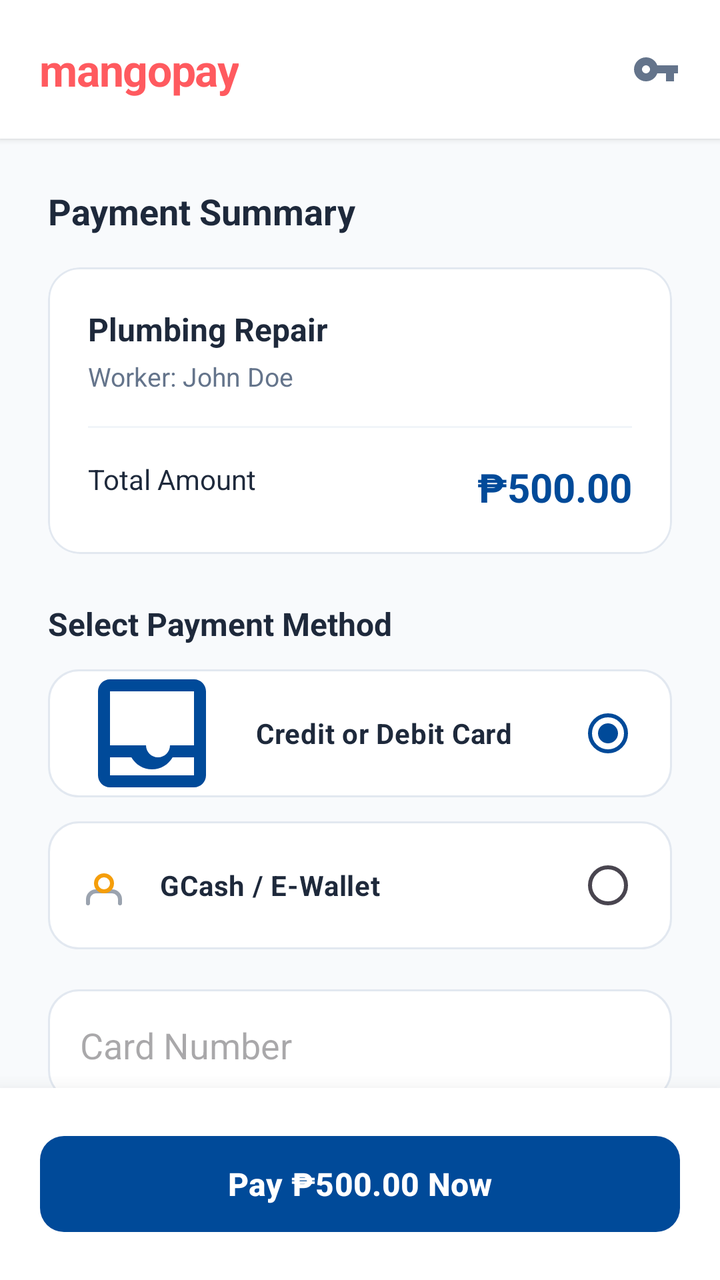
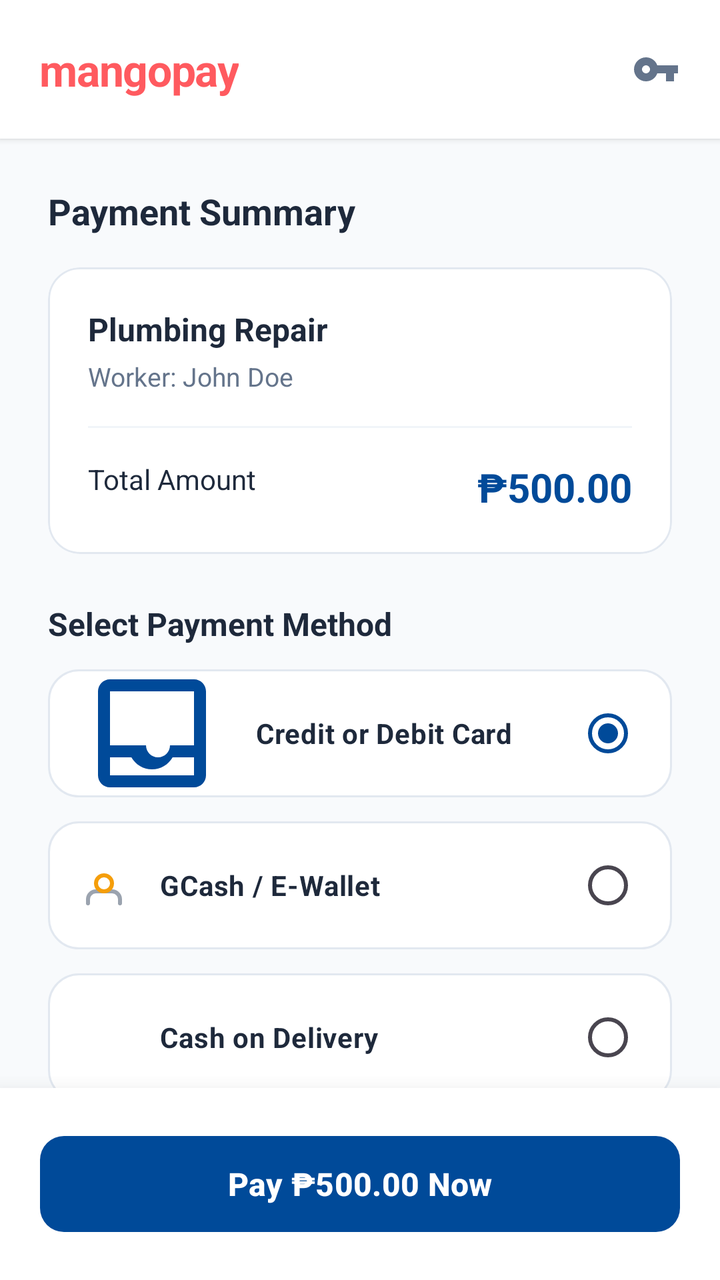

Screens rendered from an Android XML layout before and after an edit, with the pre-edit source and the edit as a unified diff.
<!-- AndroidManifest.xml: application theme Theme.STRACT -->
<!-- res/layout/activity_payment.xml -->
<?xml version="1.0" encoding="utf-8"?>
<LinearLayout xmlns:android="http://schemas.android.com/apk/res/android"
    xmlns:app="http://schemas.android.com/apk/res-auto"
    xmlns:tools="http://schemas.android.com/tools"
    android:layout_width="match_parent"
    android:layout_height="match_parent"
    android:orientation="vertical"
    android:background="#F8FAFC">

    
    <LinearLayout
        android:layout_width="match_parent"
        android:layout_height="wrap_content"
        android:background="#FFFFFF"
        android:padding="20dp"
        android:gravity="center_vertical"
        android:elevation="2dp">

        <TextView
            android:layout_width="wrap_content"
            android:layout_height="wrap_content"
            android:text="mangopay"
            android:textColor="#FF5A5F"
            android:textSize="22sp"
            android:textStyle="bold"
            android:letterSpacing="-0.02"/>

        <View
            android:layout_width="0dp"
            android:layout_height="0dp"
            android:layout_weight="1"/>

        <ImageView
            android:layout_width="24dp"
            android:layout_height="24dp"
            android:src="@drawable/ic_key"
            app:tint="#64748B"
            android:contentDescription="Secure Payment"/>
    </LinearLayout>

    <androidx.core.widget.NestedScrollView
        android:layout_width="match_parent"
        android:layout_height="0dp"
        android:layout_weight="1">

        <LinearLayout
            android:layout_width="match_parent"
            android:layout_height="wrap_content"
            android:orientation="vertical"
            android:padding="24dp">

            
            <TextView
                android:layout_width="wrap_content"
                android:layout_height="wrap_content"
                android:text="Payment Summary"
                android:textColor="#1E293B"
                android:textSize="18sp"
                android:textStyle="bold"
                android:layout_marginBottom="16dp"/>

            <com.google.android.material.card.MaterialCardView
                android:layout_width="match_parent"
                android:layout_height="wrap_content"
                app:cardCornerRadius="16dp"
                app:cardElevation="0dp"
                app:strokeWidth="1dp"
                app:strokeColor="#E2E8F0"
                app:cardBackgroundColor="#FFFFFF"
                android:layout_marginBottom="24dp">

                <LinearLayout
                    android:layout_width="match_parent"
                    android:layout_height="wrap_content"
                    android:orientation="vertical"
                    android:padding="20dp">

                    <TextView
                        android:id="@+id/tvPaymentJobTitle"
                        android:layout_width="wrap_content"
                        android:layout_height="wrap_content"
                        android:text="Plumbing Repair"
                        android:textColor="#1E293B"
                        android:textSize="16sp"
                        android:textStyle="bold"/>

                    <TextView
                        android:id="@+id/tvPaymentWorkerName"
                        android:layout_width="wrap_content"
                        android:layout_height="wrap_content"
                        android:text="Worker: John Doe"
                        android:textColor="#64748B"
                        android:textSize="13sp"
                        android:layout_marginTop="4dp"/>

                    <View
                        android:layout_width="match_parent"
                        android:layout_height="1dp"
                        android:background="#F1F5F9"
                        android:layout_marginVertical="16dp"/>

                    <RelativeLayout
                        android:layout_width="match_parent"
                        android:layout_height="wrap_content">
                        <TextView
                            android:layout_width="wrap_content"
                            android:layout_height="wrap_content"
                            android:text="Total Amount"
                            android:textColor="#1E293B"
                            android:textSize="14sp"/>
                        <TextView
                            android:id="@+id/tvPaymentAmount"
                            android:layout_width="wrap_content"
                            android:layout_height="wrap_content"
                            android:layout_alignParentEnd="true"
                            android:text="₱500.00"
                            android:textColor="#004A99"
                            android:textSize="20sp"
                            android:textStyle="bold"/>
                    </RelativeLayout>
                </LinearLayout>
            </com.google.android.material.card.MaterialCardView>

            
            <TextView
                android:layout_width="wrap_content"
                android:layout_height="wrap_content"
                android:text="Select Payment Method"
                android:textColor="#1E293B"
                android:textSize="16sp"
                android:textStyle="bold"
                android:layout_marginBottom="12dp"/>

            <RadioGroup
                android:id="@+id/rgPaymentMethods"
                android:layout_width="match_parent"
                android:layout_height="wrap_content">

                <RadioButton
                    android:id="@+id/rbCard"
                    android:layout_width="match_parent"
                    android:layout_height="64dp"
                    android:text="Credit or Debit Card"
                    android:button="@null"
                    android:drawableStart="@drawable/ic_inbox"
                    android:drawablePadding="16dp"
                    android:drawableEnd="?android:attr/listChoiceIndicatorSingle"
                    android:paddingHorizontal="16dp"
                    android:background="@drawable/bg_card"
                    android:layout_marginBottom="12dp"
                    android:textColor="#1E293B"
                    android:textStyle="bold"
                    android:checked="true"
                    app:buttonTint="#004A99"/>

                <RadioButton
                    android:id="@+id/rbGCash"
                    android:layout_width="match_parent"
                    android:layout_height="64dp"
                    android:text="GCash / E-Wallet"
                    android:button="@null"
                    android:drawableStart="@drawable/ic_nav_account"
                    android:drawablePadding="16dp"
                    android:drawableEnd="?android:attr/listChoiceIndicatorSingle"
                    android:paddingHorizontal="16dp"
                    android:background="@drawable/bg_card"
                    android:layout_marginBottom="12dp"
                    android:textColor="#1E293B"
                    android:textStyle="bold"
                    app:buttonTint="#004A99"/>
            </RadioGroup>

            
            <LinearLayout
                android:id="@+id/layoutCardDetails"
                android:layout_width="match_parent"
                android:layout_height="wrap_content"
                android:orientation="vertical"
                android:layout_marginTop="8dp">

                <EditText
                    android:layout_width="match_parent"
                    android:layout_height="56dp"
                    android:hint="Card Number"
                    android:inputType="number"
                    android:background="@drawable/bg_card"
                    android:paddingHorizontal="16dp"
                    android:layout_marginBottom="12dp"/>

                <LinearLayout
                    android:layout_width="match_parent"
                    android:layout_height="wrap_content"
                    android:orientation="horizontal">
                    <EditText
                        android:layout_width="0dp"
                        android:layout_height="56dp"
                        android:layout_weight="1"
                        android:hint="MM/YY"
                        android:background="@drawable/bg_card"
                        android:paddingHorizontal="16dp"
                        android:layout_marginEnd="6dp"/>
                    <EditText
                        android:layout_width="0dp"
                        android:layout_height="56dp"
                        android:layout_weight="1"
                        android:hint="CVV"
                        android:inputType="numberPassword"
                        android:background="@drawable/bg_card"
                        android:paddingHorizontal="16dp"
                        android:layout_marginStart="6dp"/>
                </LinearLayout>
            </LinearLayout>

            <TextView
                android:layout_width="match_parent"
                android:layout_height="wrap_content"
                android:text="Your payment is secured by Mangopay 256-bit encryption. Stract does not store your card details."
                android:textColor="#94A3B8"
                android:textSize="11sp"
                android:layout_marginTop="24dp"
                android:gravity="center"/>

        </LinearLayout>
    </androidx.core.widget.NestedScrollView>

    
    <LinearLayout
        android:layout_width="match_parent"
        android:layout_height="wrap_content"
        android:background="#FFFFFF"
        android:padding="20dp"
        android:elevation="16dp">

        <com.google.android.material.button.MaterialButton
            android:id="@+id/btnPayNow"
            android:layout_width="match_parent"
            android:layout_height="56dp"
            android:text="Pay ₱500.00 Now"
            android:textAllCaps="false"
            android:textSize="16sp"
            android:textStyle="bold"
            app:cornerRadius="12dp"
            app:backgroundTint="#004A99"/>
    </LinearLayout>

    
    <FrameLayout
        android:id="@+id/layoutSuccess"
        android:layout_width="match_parent"
        android:layout_height="match_parent"
        android:background="#FFFFFF"
        android:visibility="gone"
        android:clickable="true"
        android:focusable="true">

        <LinearLayout
            android:layout_width="wrap_content"
            android:layout_height="wrap_content"
            android:layout_gravity="center"
            android:gravity="center"
            android:orientation="vertical">

            <ImageView
                android:layout_width="100dp"
                android:layout_height="100dp"
                android:src="@drawable/ic_check_circle"
                app:tint="#22C55E"/>

            <TextView
                android:layout_width="wrap_content"
                android:layout_height="wrap_content"
                android:text="Payment Successful"
                android:textColor="#1E293B"
                android:textSize="22sp"
                android:textStyle="bold"
                android:layout_marginTop="24dp"/>

            <TextView
                android:layout_width="wrap_content"
                android:layout_height="wrap_content"
                android:text="Redirecting to receipt..."
                android:textColor="#64748B"
                android:layout_marginTop="8dp"/>
        </LinearLayout>
    </FrameLayout>

    
    <FrameLayout
        android:id="@+id/paymentLoadingOverlay"
        android:layout_width="match_parent"
        android:layout_height="match_parent"
        android:background="#B3FFFFFF"
        android:visibility="gone"
        android:clickable="true"
        android:focusable="true">
        <ProgressBar
            android:layout_width="wrap_content"
            android:layout_height="wrap_content"
            android:layout_gravity="center"
            android:indeterminateTint="#004A99" />
    </FrameLayout>

</LinearLayout>
<!-- resources referenced by this layout -->
<resources>
  <!-- drawable bg_card (drawable) -->
  <?xml version="1.0" encoding="utf-8"?>
  <shape xmlns:android="http://schemas.android.com/apk/res/android"
      android:shape="rectangle">
      <solid android:color="#FFFFFF" />
      <corners android:radius="15dp" />
      <stroke android:width="1dp" android:color="#E2E8F0" />
  </shape>
  <!-- drawable ic_check_circle (drawable) -->
  <?xml version="1.0" encoding="utf-8"?>
  <vector xmlns:android="http://schemas.android.com/apk/res/android"
      android:width="24dp"
      android:height="24dp"
      android:viewportWidth="24"
      android:viewportHeight="24">
      <path
          android:fillColor="#000000"
          android:pathData="M12,2C6.48,2 2,6.48 2,12s4.48,10 10,10 10-4.48 10-10S17.52,2 12,2zM10,17l-5-5 1.41-1.41L10,14.17l7.59-7.59L19,8l-9,9z"/>
  </vector>
  <!-- drawable ic_inbox (drawable) -->
  <?xml version="1.0" encoding="utf-8"?>
  <vector xmlns:android="http://schemas.android.com/apk/res/android"
      android:width="72dp"
      android:height="72dp"
      android:viewportWidth="24"
      android:viewportHeight="24">
  
      <path
          android:fillColor="#004A99"
          android:pathData="M19,3H5C3.9,3 3,3.9 3,5v14c0,1.1 0.9,2 2,2h14c1.1,0 2,-0.9 2,-2V5C21,3.9 20.1,3 19,3z
                            M19,19H5v-3h3.56c0.69,1.19 1.97,2 3.44,2s2.75,-0.81 3.44,-2H19V19z
                            M19,14h-4c0,1.1 -0.9,2 -2,2s-2,-0.9 -2,-2H5V5h14V14z" />
  
  </vector>
  <!-- drawable ic_key (drawable) -->
  <vector xmlns:android="http://schemas.android.com/apk/res/android"
      android:width="24dp"
      android:height="24dp"
      android:viewportWidth="24"
      android:viewportHeight="24">
      <path
          android:fillColor="#FFB300"
          android:pathData="M12.65,10C11.83,7.67 9.61,6 7,6c-3.31,0 -6,2.69 -6,6s2.69,6 6,6c2.61,0 4.83,-1.67 5.65,-4H17v4h4v-4h2v-4H12.65zM7,14c-1.1,0 -2,-0.9 -2,-2s0.9,-2 2,-2 2,0.9 2,2 -0.9,2 -2,2z"/>
  </vector>
  <style name="Theme.STRACT" parent="Base.Theme.STRACT" />
  <style name="Base.Theme.STRACT" parent="Theme.Material3.DayNight.NoActionBar">
          <item name="colorPrimary">#004A99</item>
          <item name="colorPrimaryContainer">#004A99</item>
          <item name="colorOnPrimary">#FFFFFF</item>
          <item name="colorSecondary">#004A99</item>
          <item name="colorOnSecondary">#FFFFFF</item>
          <item name="colorTertiary">#004A99</item>
          <item name="colorSecondaryContainer">#EBF2FF</item>
          <item name="colorOnSecondaryContainer">#004A99</item>
          <item name="android:statusBarColor">#004A99</item>
          <item name="android:navigationBarColor">#FFFFFF</item>
          <item name="android:windowLightStatusBar" tools:targetApi="m">false</item>
      </style>
  <!-- unchanged entries left out for length: 1 -->
</resources>

<!-- the commit's change to res/layout/activity_payment.xml (unified diff, before → after) -->
@@ -168,6 +168,22 @@
                     android:textColor="#1E293B"
                     android:textStyle="bold"
                     app:buttonTint="#004A99"/>
+
+                <RadioButton
+                    android:id="@+id/rbCOD"
+                    android:layout_width="match_parent"
+                    android:layout_height="64dp"
+                    android:text="Cash on Delivery"
+                    android:button="@null"
+                    android:drawableStart="@drawable/ic_location"
+                    android:drawablePadding="16dp"
+                    android:drawableEnd="?android:attr/listChoiceIndicatorSingle"
+                    android:paddingHorizontal="16dp"
+                    android:background="@drawable/bg_card"
+                    android:layout_marginBottom="12dp"
+                    android:textColor="#1E293B"
+                    android:textStyle="bold"
+                    app:buttonTint="#004A99"/>
             </RadioGroup>
 
             
<!-- resource entries referenced after the edit -->
@@ -44,6 +44,17 @@
           android:fillColor="#FFB300"
           android:pathData="M12.65,10C11.83,7.67 9.61,6 7,6c-3.31,0 -6,2.69 -6,6s2.69,6 6,6c2.61,0 4.83,-1.67 5.65,-4H17v4h4v-4h2v-4H12.65zM7,14c-1.1,0 -2,-0.9 -2,-2s0.9,-2 2,-2 2,0.9 2,2 -0.9,2 -2,2z"/>
   </vector>
+  <!-- drawable ic_location (drawable) -->
+  <?xml version="1.0" encoding="utf-8"?>
+  <vector xmlns:android="http://schemas.android.com/apk/res/android"
+      android:width="24dp"
+      android:height="24dp"
+      android:viewportWidth="24"
+      android:viewportHeight="24">
+      <path
+          android:fillColor="#FFFFFF"
+          android:pathData="M12,2C8.13,2 5,5.13 5,9c0,5.25 7,13 7,13s7-7.75 7-13C19,5.13 15.87,2 12,2zM12,11.5c-1.38,0-2.5-1.12-2.5-2.5s1.12-2.5 2.5-2.5 2.5,1.12 2.5,2.5-1.12,2.5-2.5,2.5z"/>
+  </vector>
   <style name="Theme.STRACT" parent="Base.Theme.STRACT" />
   <style name="Base.Theme.STRACT" parent="Theme.Material3.DayNight.NoActionBar">
           <item name="colorPrimary">#004A99</item>
